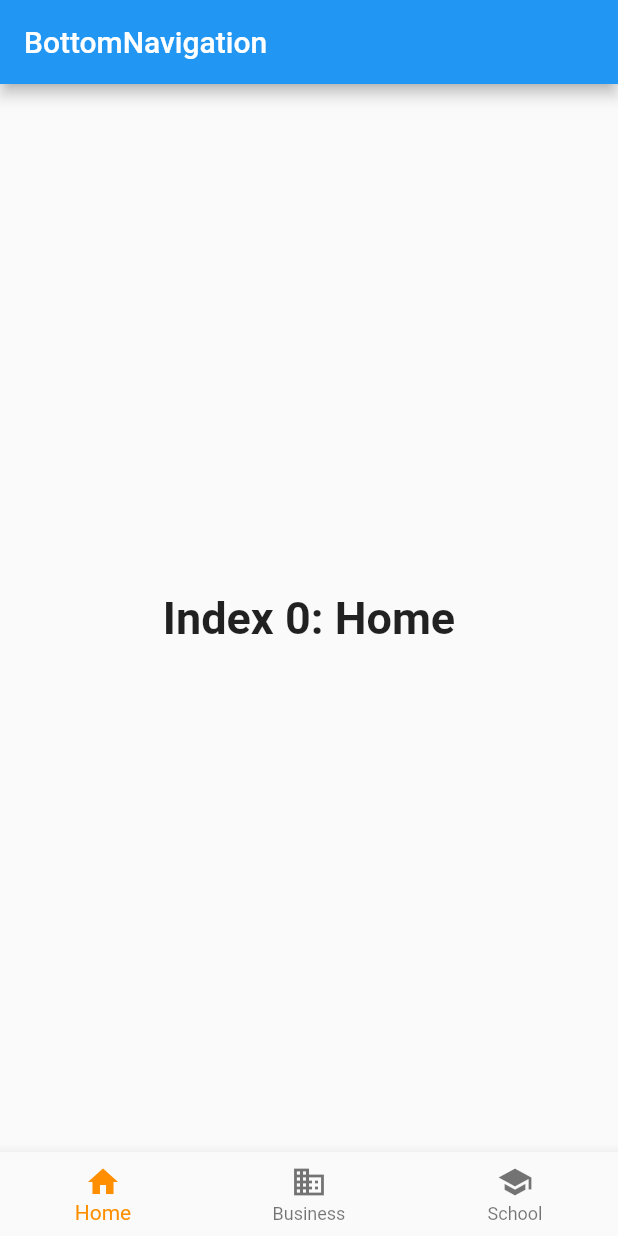
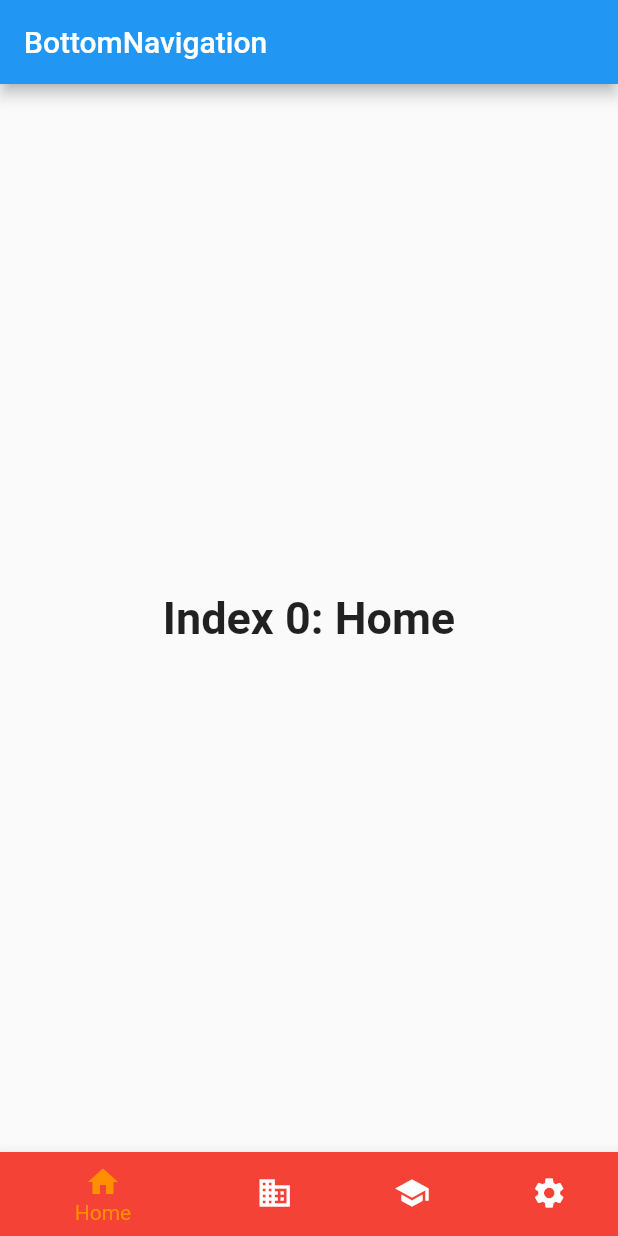
Before and after one commit to RicardoRpm/BottonNavigationBar, a Flutter app: the screen it shows after launch, on a phone screen of 412 x 824 dp. Run offline on Flutter 3.47's test engine with Material 2 defaults, Android fonts, the phone set to English and light mode, and no system bars.

Commit message:
Adicionando mains um item no BottomNavigationBar

```diff
--- a/lib/main.dart
+++ b/lib/main.dart
@@ -41,10 +41,15 @@ class _MyAppState extends State<MyApp> {
       'Index 2: School',
       style: optionStyle,
     ),
+    Text(
+      'Index 3: Settings',
+      style: optionStyle,
+    ),
   ];
 
   void _onItemTapped(int index) {
     setState(() {
+      print(index);
       _selected = index;
     });
   }
@@ -63,14 +68,22 @@ class _MyAppState extends State<MyApp> {
           BottomNavigationBarItem(
             icon: Icon(Icons.home),
             label: "Home",
+            backgroundColor: Colors.red,
           ),
           BottomNavigationBarItem(
             icon: Icon(Icons.business),
             label: "Business",
+            backgroundColor: Colors.green,
           ),
           BottomNavigationBarItem(
             icon: Icon(Icons.school),
             label: "School",
+            backgroundColor: Colors.purple,
+          ),
+          BottomNavigationBarItem(
+            icon: Icon(Icons.settings),
+            label: 'Settings',
+            backgroundColor: Colors.pink,
           ),
         ],
         onTap: _onItemTapped,
```
